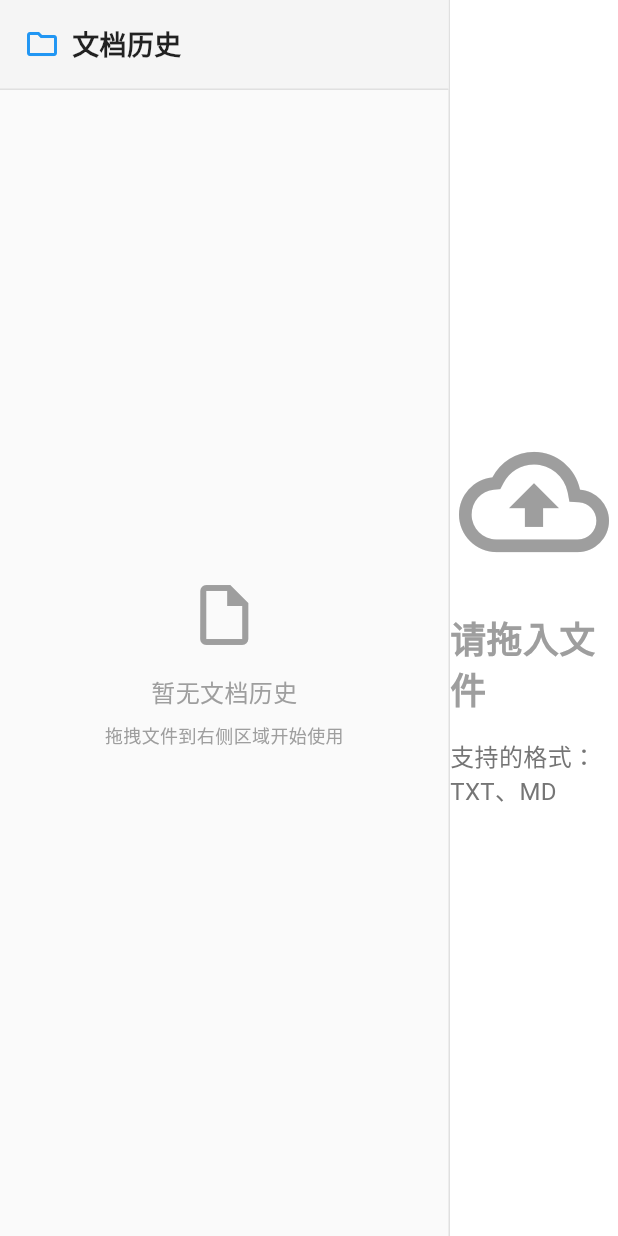
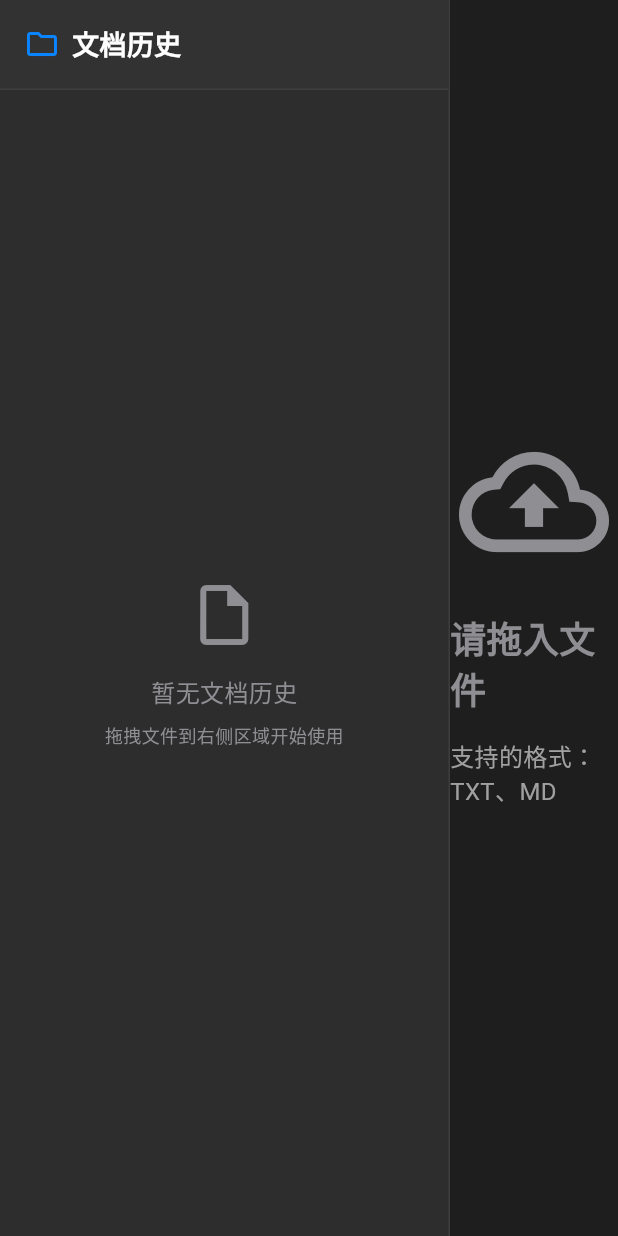
Before and after one commit to YYProgrammer/document_reader, a Flutter app: the screen it shows after launch, on a phone screen of 412 x 824 dp. Run offline on Flutter 3.47's test engine with Material 3 defaults, Android fonts, the phone set to English and light mode, and no system bars; our stand-ins replace cross_file, flutter_markdown, shared_preferences; missing offline and left inert: desktop_drop; Roboto replaces fonts that are missing (PingFang SC).

Commit message:
# 配色改为深色模式

```diff
--- a/lib/main.dart
+++ b/lib/main.dart
@@ -18,7 +18,19 @@ class MyApp extends StatelessWidget {
   Widget build(BuildContext context) {
     return MaterialApp(
       title: '文档阅读器',
-      theme: ThemeData(primarySwatch: Colors.blue, fontFamily: 'PingFang SC', useMaterial3: true),
+      theme: ThemeData(
+        useMaterial3: true,
+        brightness: Brightness.dark,
+        colorScheme: const ColorScheme.dark(
+          primary: Color(0xFF0A84FF), // macOS蓝色
+          secondary: Color(0xFF0A84FF),
+          surface: Color(0xFF1E1E1E), // 主背景色
+          onSurface: Color(0xFFFFFFFF), // 主文本色
+          onSecondary: Color(0xFFA0A0A0), // 次要文本色
+        ),
+        fontFamily: 'PingFang SC',
+        scaffoldBackgroundColor: const Color(0xFF1E1E1E),
+      ),
       home: const DocumentReaderScreen(),
     );
   }
@@ -157,18 +169,22 @@ class _DocumentReaderScreenState extends State<DocumentReaderScreen> {
   @override
   Widget build(BuildContext context) {
     if (_isLoading) {
-      return const Scaffold(body: Center(child: CircularProgressIndicator()));
+      return const Scaffold(
+        backgroundColor: Color(0xFF1E1E1E),
+        body: Center(child: CircularProgressIndicator(valueColor: AlwaysStoppedAnimation<Color>(Color(0xFF0A84FF)))),
+      );
     }
 
     return Scaffold(
+      backgroundColor: const Color(0xFF1E1E1E),
       body: Row(
         children: [
           // 左侧文件历史面板
           Container(
             width: 300,
-            decoration: BoxDecoration(
-              color: Colors.grey.shade50,
-              border: Border(right: BorderSide(color: Colors.grey.shade300)),
+            decoration: const BoxDecoration(
+              color: Color(0xFF2D2D2D), // 侧边栏背景
+              border: Border(right: BorderSide(color: Color(0xFF3D3D3D))), // 深灰色边框
             ),
             child: Column(
               children: [
@@ -176,15 +192,18 @@ class _DocumentReaderScreenState extends State<DocumentReaderScreen> {
                 Container(
                   height: 60,
                   padding: const EdgeInsets.symmetric(horizontal: 16),
-                  decoration: BoxDecoration(
-                    color: Colors.grey.shade100,
-                    border: Border(bottom: BorderSide(color: Colors.grey.shade300)),
+                  decoration: const BoxDecoration(
+                    color: Color(0xFF323232), // 标题栏背景
+                    border: Border(bottom: BorderSide(color: Color(0xFF3D3D3D))),
                   ),
                   child: const Row(
                     children: [
-                      Icon(Icons.folder_outlined, color: Colors.blue),
+                      Icon(Icons.folder_outlined, color: Color(0xFF0A84FF)),
                       SizedBox(width: 8),
-                      Text('文档历史', style: TextStyle(fontSize: 18, fontWeight: FontWeight.bold, color: Colors.black87)),
+                      Text(
+                        '文档历史',
+                        style: TextStyle(fontSize: 18, fontWeight: FontWeight.bold, color: Color(0xFFFFFFFF)),
+                      ),
                     ],
                   ),
                 ),
@@ -206,11 +225,11 @@ class _DocumentReaderScreenState extends State<DocumentReaderScreen> {
         child: Column(
           mainAxisAlignment: MainAxisAlignment.center,
           children: [
-            Icon(Icons.insert_drive_file_outlined, size: 48, color: Colors.grey),
+            Icon(Icons.insert_drive_file_outlined, size: 48, color: Color(0xFF8E8E93)),
             SizedBox(height: 16),
-            Text('暂无文档历史', style: TextStyle(fontSize: 16, color: Colors.grey)),
+            Text('暂无文档历史', style: TextStyle(fontSize: 16, color: Color(0xFF8E8E93))),
             SizedBox(height: 8),
-            Text('拖拽文件到右侧区域开始使用', style: TextStyle(fontSize: 12, color: Colors.grey)),
+            Text('拖拽文件到右侧区域开始使用', style: TextStyle(fontSize: 12, color: Color(0xFF8E8E93))),
           ],
         ),
       );
@@ -225,30 +244,38 @@ class _DocumentReaderScreenState extends State<DocumentReaderScreen> {
         return Container(
           margin: const EdgeInsets.symmetric(horizontal: 8, vertical: 2),
           decoration: BoxDecoration(
-            color: isSelected ? Colors.blue.shade100 : Colors.transparent,
+            color: isSelected ? const Color(0xFF0A84FF).withOpacity(0.2) : Colors.transparent,
             borderRadius: BorderRadius.circular(8),
           ),
           child: ListTile(
             leading: Icon(
               fileItem.extension == '.md' ? Icons.article : Icons.description,
-              color: isSelected ? Colors.blue : Colors.grey.shade600,
+              color: isSelected ? const Color(0xFF0A84FF) : const Color(0xFF8E8E93),
             ),
             title: Text(
               fileItem.fileName,
               style: TextStyle(
                 fontSize: 14,
                 fontWeight: isSelected ? FontWeight.bold : FontWeight.normal,
-                color: isSelected ? Colors.blue.shade800 : Colors.black87,
+                color: isSelected ? const Color(0xFF0A84FF) : const Color(0xFFFFFFFF),
               ),
               maxLines: 1,
               overflow: TextOverflow.ellipsis,
             ),
             subtitle: Text(
               _formatDateTime(fileItem.lastModified),
-              style: TextStyle(fontSize: 12, color: isSelected ? Colors.blue.shade600 : Colors.grey.shade600),
+              style: TextStyle(
+                fontSize: 12,
+                color: isSelected ? const Color(0xFF0A84FF).withOpacity(0.8) : const Color(0xFFA0A0A0),
+              ),
             ),
             trailing: PopupMenuButton<String>(
-              icon: Icon(Icons.more_vert, size: 16, color: isSelected ? Colors.blue.shade600 : Colors.grey.shade600),
+              icon: Icon(
+                Icons.more_vert,
+                size: 16,
+                color: isSelected ? const Color(0xFF0A84FF) : const Color(0xFF8E8E93),
+              ),
+              color: const Color(0xFF2D2D2D),
               onSelected: (value) {
                 if (value == 'delete') {
                   _removeFileFromHistory(fileItem.id);
@@ -299,8 +326,8 @@ class _DocumentReaderScreenState extends State<DocumentReaderScreen> {
         width: double.infinity,
         height: double.infinity,
         decoration: BoxDecoration(
-          border: _isDragging ? Border.all(color: Colors.blue, width: 2) : null,
-          color: _isDragging ? Colors.blue.withOpacity(0.1) : Colors.white,
+          border: _isDragging ? Border.all(color: Color(0xFF0A84FF), width: 2) : null,
+          color: _isDragging ? const Color(0xFF0A84FF).withOpacity(0.1) : const Color(0xFF1E1E1E),
         ),
         child: _buildContent(),
       ),
@@ -322,6 +349,7 @@ class _DocumentReaderScreenState extends State<DocumentReaderScreen> {
             ),
             const SizedBox(height: 16),
             ElevatedButton(
+              style: ElevatedButton.styleFrom(backgroundColor: const Color(0xFF0A84FF), foregroundColor: Colors.white),
               onPressed: () {
                 setState(() {
                   _errorMessage = '';
@@ -341,23 +369,29 @@ class _DocumentReaderScreenState extends State<DocumentReaderScreen> {
           Container(
             width: double.infinity,
             padding: const EdgeInsets.all(16),
-            decoration: BoxDecoration(
-              color: Colors.grey.shade50,
-              border: Border(bottom: BorderSide(color: Colors.grey.shade300)),
+            decoration: const BoxDecoration(
+              color: Color(0xFF2D2D2D),
+              border: Border(bottom: BorderSide(color: Color(0xFF3D3D3D))),
             ),
             child: Row(
               children: [
-                Icon(_selectedFile!.extension == '.md' ? Icons.article : Icons.description, color: Colors.blue),
+                Icon(
+                  _selectedFile!.extension == '.md' ? Icons.article : Icons.description,
+                  color: const Color(0xFF0A84FF),
+                ),
                 const SizedBox(width: 12),
                 Expanded(
                   child: Column(
                     crossAxisAlignment: CrossAxisAlignment.start,
                     children: [
-                      Text(_selectedFile!.fileName, style: const TextStyle(fontSize: 16, fontWeight: FontWeight.bold)),
+                      Text(
+                        _selectedFile!.fileName,
+                        style: const TextStyle(fontSize: 16, fontWeight: FontWeight.bold, color: Color(0xFFFFFFFF)),
+                      ),
                       const SizedBox(height: 4),
                       Text(
                         '最后修改：${_formatDateTime(_selectedFile!.lastModified)}',
-                        style: TextStyle(fontSize: 12, color: Colors.grey.shade600),
+                        style: const TextStyle(fontSize: 12, color: Color(0xFFA0A0A0)),
                       ),
                     ],
                   ),
@@ -375,14 +409,22 @@ class _DocumentReaderScreenState extends State<DocumentReaderScreen> {
       child: Column(
         mainAxisAlignment: MainAxisAlignment.center,
         children: [
-          Icon(Icons.cloud_upload_outlined, size: 100, color: _isDragging ? Colors.blue : Colors.grey),
+          Icon(
+            Icons.cloud_upload_outlined,
+            size: 100,
+            color: _isDragging ? const Color(0xFF0A84FF) : const Color(0xFF8E8E93),
+          ),
           const SizedBox(height: 24),
           Text(
             _isDragging ? '松开鼠标放置文件' : '请拖入文件',
-            style: TextStyle(fontSize: 24, fontWeight: FontWeight.bold, color: _isDragging ? Colors.blue : Colors.grey),
+            style: TextStyle(
+              fontSize: 24,
+              fontWeight: FontWeight.bold,
+              color: _isDragging ? const Color(0xFF0A84FF) : const Color(0xFF8E8E93),
+            ),
           ),
           const SizedBox(height: 16),
-          Text('支持的格式：TXT、MD', style: TextStyle(fontSize: 16, color: Colors.grey.shade600)),
+          const Text('支持的格式：TXT、MD', style: TextStyle(fontSize: 16, color: Color(0xFFA0A0A0))),
         ],
       ),
     );
@@ -404,34 +446,41 @@ class _DocumentReaderScreenState extends State<DocumentReaderScreen> {
       selectable: true,
       padding: const EdgeInsets.all(24),
       styleSheet: MarkdownStyleSheet(
-        h1: const TextStyle(fontSize: 28, fontWeight: FontWeight.bold, color: Colors.black87),
-        h2: const TextStyle(fontSize: 24, fontWeight: FontWeight.bold, color: Colors.black87),
-        h3: const TextStyle(fontSize: 20, fontWeight: FontWeight.bold, color: Colors.black87),
-        h4: const TextStyle(fontSize: 18, fontWeight: FontWeight.bold, color: Colors.black87),
-        h5: const TextStyle(fontSize: 16, fontWeight: FontWeight.bold, color: Colors.black87),
-        h6: const TextStyle(fontSize: 14, fontWeight: FontWeight.bold, color: Colors.black87),
-        p: const TextStyle(fontSize: 16, height: 1.7, color: Colors.black87),
-        code: TextStyle(
-          backgroundColor: Colors.grey.shade200,
+        h1: const TextStyle(fontSize: 28, fontWeight: FontWeight.bold, color: Color(0xFFFFFFFF)),
+        h2: const TextStyle(fontSize: 24, fontWeight: FontWeight.bold, color: Color(0xFFFFFFFF)),
+        h3: const TextStyle(fontSize: 20, fontWeight: FontWeight.bold, color: Color(0xFFFFFFFF)),
+        h4: const TextStyle(fontSize: 18, fontWeight: FontWeight.bold, color: Color(0xFFFFFFFF)),
+        h5: const TextStyle(fontSize: 16, fontWeight: FontWeight.bold, color: Color(0xFFFFFFFF)),
+        h6: const TextStyle(fontSize: 14, fontWeight: FontWeight.bold, color: Color(0xFFFFFFFF)),
+        p: const TextStyle(fontSize: 16, height: 1.7, color: Color(0xFFE5E5E5)),
+        code: const TextStyle(
+          backgroundColor: Color(0xFF3D3D3D),
           fontFamily: 'Courier',
           fontSize: 14,
-          color: Colors.red.shade700,
+          color: Color(0xFFFF6B6B),
         ),
-        codeblockDecoration: BoxDecoration(
-          color: Colors.grey.shade100,
-          borderRadius: BorderRadius.circular(8),
-          border: Border.all(color: Colors.grey.shade300),
+        codeblockDecoration: const BoxDecoration(
+          color: Color(0xFF2D2D2D),
+          borderRadius: BorderRadius.all(Radius.circular(8)),
+          border: Border.fromBorderSide(BorderSide(color: Color(0xFF3D3D3D))),
         ),
-        blockquote: const TextStyle(color: Colors.black54, fontStyle: FontStyle.italic),
+        blockquote: const TextStyle(color: Color(0xFFA0A0A0), fontStyle: FontStyle.italic),
         blockquoteDecoration: BoxDecoration(
-          color: Colors.blue.shade50,
+          color: const Color(0xFF0A84FF).withOpacity(0.1),
           borderRadius: BorderRadius.circular(4),
-          border: Border(left: BorderSide(color: Colors.blue.shade300, width: 4)),
+          border: const Border(left: BorderSide(color: Color(0xFF0A84FF), width: 4)),
         ),
-        listBullet: const TextStyle(color: Colors.black87),
-        tableHead: const TextStyle(fontWeight: FontWeight.bold),
-        tableBody: const TextStyle(fontSize: 14),
-        tableBorder: TableBorder.all(color: Colors.grey.shade300),
+        listBullet: const TextStyle(color: Color(0xFFE5E5E5)),
+        tableHead: const TextStyle(fontWeight: FontWeight.bold, color: Color(0xFFFFFFFF)),
+        tableBody: const TextStyle(fontSize: 14, color: Color(0xFFE5E5E5)),
+        tableBorder: const TableBorder(
+          top: BorderSide(color: Color(0xFF3D3D3D)),
+          bottom: BorderSide(color: Color(0xFF3D3D3D)),
+          left: BorderSide(color: Color(0xFF3D3D3D)),
+          right: BorderSide(color: Color(0xFF3D3D3D)),
+          horizontalInside: BorderSide(color: Color(0xFF3D3D3D)),
+          verticalInside: BorderSide(color: Color(0xFF3D3D3D)),
+        ),
       ),
     );
   }
@@ -441,7 +490,7 @@ class _DocumentReaderScreenState extends State<DocumentReaderScreen> {
       padding: const EdgeInsets.all(24),
       child: SelectableText(
         _selectedFile!.content,
-        style: const TextStyle(fontSize: 16, height: 1.6, fontFamily: 'Courier', color: Colors.black87),
+        style: const TextStyle(fontSize: 16, height: 1.6, fontFamily: 'Courier', color: Color(0xFFE5E5E5)),
       ),
     );
   }
```
